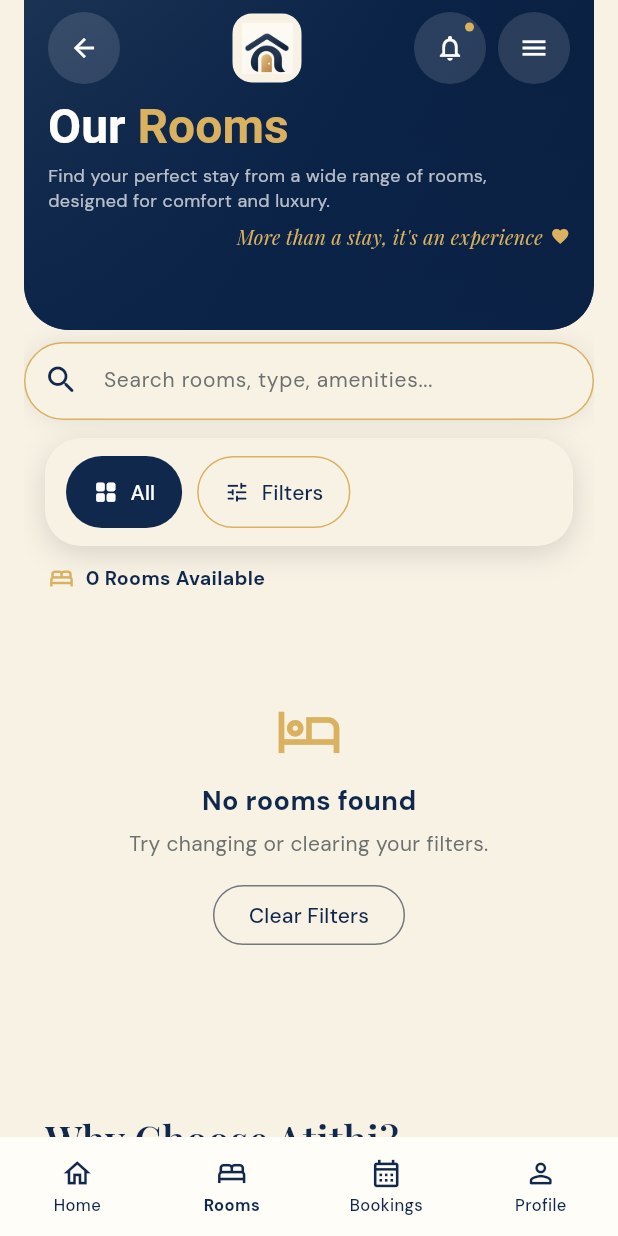
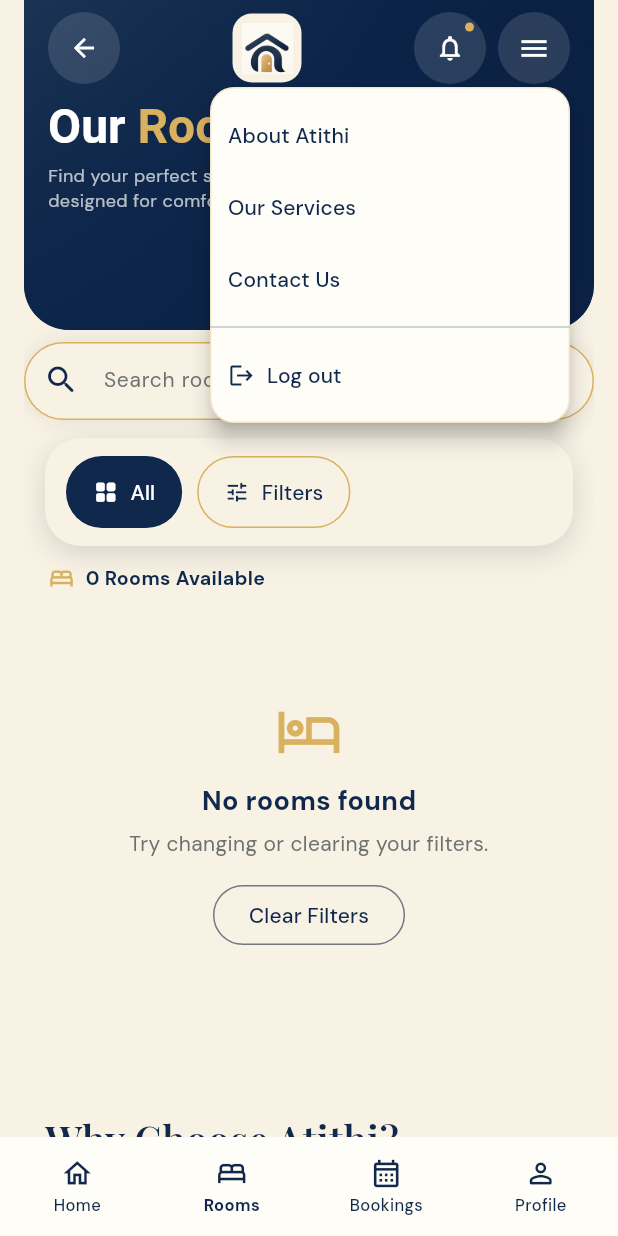
Before and after one commit to JeelDave08/Atithi, a Flutter app: the screen it shows once a user with an empty profile is signed in, item 2 of the bottom bar chosen, after a tap on the "menu" icon, on a phone screen of 412 x 824 dp. Run offline on Flutter 3.47's test engine with Material 3 defaults, Android fonts, the light colour scheme and no system bars; our stand-ins replace cloud_firestore, firebase_auth, firebase_core, flutter_image_compress, flutter_native_splash, flutter_riverpod and 9 more; accounts and stored records are empty.

Commit message:
3 lines in our room working

```diff
--- a/lib/atithi_home_screen.dart
+++ b/lib/atithi_home_screen.dart
@@ -10,7 +10,7 @@ import 'core/responsive/breakpoints.dart';
 import 'features/home/widgets/reveal_on_scroll.dart';
 import 'property_experience.dart';
 import 'theme/app_colors.dart';
-import 'widgets/logout_dialog.dart';
+import 'widgets/app_menu_button.dart';
 
 const _cream = AppColors.cream;
 const _cardCream = AppColors.surface;
@@ -119,20 +119,7 @@ class _AtithiHomeScreenState extends State<AtithiHomeScreen> {
             SliverToBoxAdapter(
               child: Builder(
                 builder: (context) => context.isMobile
-                    ? _HomeHeader(
-                        onMenuSelected: (item) {
-                          switch (item) {
-                            case 'About Atithi':
-                              context.push('/about');
-                            case 'Contact Us':
-                              context.push('/contact');
-                            case 'Our Services':
-                              context.push('/services');
-                            case 'Log out':
-                              showLogoutDialog(context);
-                          }
-                        },
-                      )
+                    ? const _HomeHeader()
                     : const SizedBox(height: 12),
               ),
             ),
@@ -209,9 +196,7 @@ class _AtithiHomeScreenState extends State<AtithiHomeScreen> {
                 child: const PropertyAboutPreview(),
               ),
             ),
-            const SliverToBoxAdapter(
-              child: WhyChooseAtithiSection(),
-            ),
+            const SliverToBoxAdapter(child: WhyChooseAtithiSection()),
             SliverToBoxAdapter(
               child: _Section(
                 title: 'Contact Us',
@@ -233,8 +218,7 @@ class _AtithiHomeScreenState extends State<AtithiHomeScreen> {
 }
 
 class _HomeHeader extends StatelessWidget {
-  const _HomeHeader({required this.onMenuSelected});
-  final ValueChanged<String> onMenuSelected;
+  const _HomeHeader();
 
   @override
   Widget build(BuildContext context) => Padding(
@@ -261,58 +245,8 @@ class _HomeHeader extends StatelessWidget {
           ],
         ),
         const Spacer(),
-        PopupMenuButton<String>(
-          tooltip: 'Open menu',
-          onSelected: onMenuSelected,
-          color: _cardCream,
-          elevation: 6,
-          shape: RoundedRectangleBorder(
-            borderRadius: BorderRadius.circular(16),
-            side: BorderSide(color: _gold.withValues(alpha: 0.3)),
-          ),
-          icon: const _HamburgerIcon(),
-          itemBuilder: (_) => const [
-            PopupMenuItem(value: 'About Atithi', child: Text('About Atithi')),
-            PopupMenuItem(value: 'Our Services', child: Text('Our Services')),
-            PopupMenuItem(value: 'Contact Us', child: Text('Contact Us')),
-            PopupMenuDivider(),
-            PopupMenuItem(
-              value: 'Log out',
-              child: Row(
-                children: [
-                  Icon(Icons.logout, color: _navy, size: 18),
-                  SizedBox(width: 8),
-                  Text('Log out'),
-                ],
-              ),
-            ),
-          ],
-        ),
+        const AppMenuButton(),
       ],
-    ),
-  );
-}
-
-class _HamburgerIcon extends StatelessWidget {
-  const _HamburgerIcon();
-
-  @override
-  Widget build(BuildContext context) => SizedBox(
-    width: 24,
-    height: 16,
-    child: Column(
-      mainAxisAlignment: MainAxisAlignment.spaceBetween,
-      crossAxisAlignment: CrossAxisAlignment.stretch,
-      children: List.generate(
-        3,
-        (_) => Container(
-          height: 2.2,
-          decoration: BoxDecoration(
-            color: _navy,
-            borderRadius: BorderRadius.circular(1.5),
-          ),
-        ),
-      ),
     ),
   );
 }
--- a/lib/screens/rooms/widgets/rooms_header.dart
+++ b/lib/screens/rooms/widgets/rooms_header.dart
@@ -4,6 +4,7 @@ import 'package:go_router/go_router.dart';
 
 import '../../../core/responsive/breakpoints.dart';
 import '../../../theme/app_colors.dart';
+import '../../../widgets/app_menu_button.dart';
 import '../../../widgets/app_network_image.dart';
 
 class RoomsHeader extends StatelessWidget {
@@ -86,7 +87,7 @@ class RoomsHeader extends StatelessWidget {
                         ],
                       ),
                       const SizedBox(width: 8),
-                      _circle(Icons.menu, () {}),
+                      const AppMenuButton(onDarkBackground: true),
                     ],
                   ),
                   SizedBox(height: context.isMobile ? 12 : 20),
--- /dev/null
+++ b/lib/widgets/app_menu_button.dart
@@ -0,0 +1,112 @@
+import 'package:flutter/material.dart';
+import 'package:go_router/go_router.dart';
+
+import '../core/responsive/breakpoints.dart';
+import '../theme/app_colors.dart';
+import 'logout_dialog.dart';
+
+/// Shared account and site navigation menu used by app headers.
+class AppMenuButton extends StatelessWidget {
+  const AppMenuButton({this.onDarkBackground = false, super.key});
+
+  final bool onDarkBackground;
+
+  @override
+  Widget build(BuildContext context) {
+    final menuWidth = context.isMobile ? 240.0 : 260.0;
+    return PopupMenuButton<String>(
+      tooltip: 'Open menu',
+      position: PopupMenuPosition.under,
+      offset: const Offset(0, 2),
+      constraints: BoxConstraints(minWidth: menuWidth, maxWidth: menuWidth),
+      color: AppColors.surface,
+      elevation: 6,
+      shape: RoundedRectangleBorder(
+        borderRadius: BorderRadius.circular(16),
+        side: BorderSide(color: AppColors.gold.withValues(alpha: .3)),
+      ),
+      onSelected: (value) {
+        switch (value) {
+          case 'about':
+            context.push('/about');
+          case 'services':
+            context.push('/services');
+          case 'contact':
+            context.push('/contact');
+          case 'logout':
+            showLogoutDialog(context);
+        }
+      },
+      itemBuilder: (_) => [
+        const PopupMenuItem(
+          value: 'about',
+          child: SizedBox(width: 200, child: Text('About Atithi')),
+        ),
+        const PopupMenuItem(
+          value: 'services',
+          child: SizedBox(width: 200, child: Text('Our Services')),
+        ),
+        const PopupMenuItem(
+          value: 'contact',
+          child: SizedBox(width: 200, child: Text('Contact Us')),
+        ),
+        const PopupMenuDivider(),
+        const PopupMenuItem(
+          value: 'logout',
+          child: SizedBox(
+            width: 200,
+            child: Row(
+              children: [
+                Icon(Icons.logout, color: AppColors.navy, size: 18),
+                SizedBox(width: 8),
+                Text('Log out'),
+              ],
+            ),
+          ),
+        ),
+      ],
+      child: MouseRegion(
+        cursor: SystemMouseCursors.click,
+        child: Material(
+          color: onDarkBackground
+              ? Colors.white.withValues(alpha: .13)
+              : Colors.transparent,
+          shape: const CircleBorder(),
+          child: SizedBox(
+            width: 48,
+            height: 48,
+            child: Center(
+              child: onDarkBackground
+                  ? const Icon(Icons.menu, color: Colors.white, size: 22)
+                  : const _HamburgerMark(),
+            ),
+          ),
+        ),
+      ),
+    );
+  }
+}
+
+class _HamburgerMark extends StatelessWidget {
+  const _HamburgerMark();
+
+  @override
+  Widget build(BuildContext context) => SizedBox(
+    width: 24,
+    height: 16,
+    child: Column(
+      mainAxisAlignment: MainAxisAlignment.spaceBetween,
+      crossAxisAlignment: CrossAxisAlignment.stretch,
+      children: List.generate(
+        3,
+        (_) => Container(
+          height: 2.2,
+          decoration: BoxDecoration(
+            color: AppColors.navy,
+            borderRadius: BorderRadius.circular(2),
+          ),
+        ),
+      ),
+    ),
+  );
+}
```
